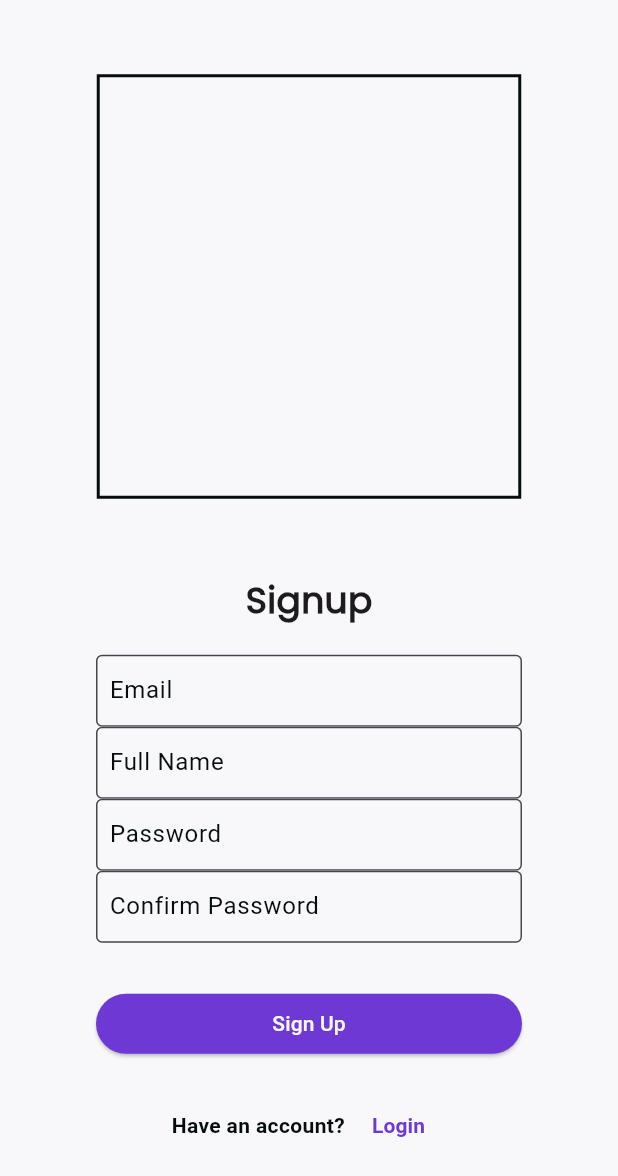
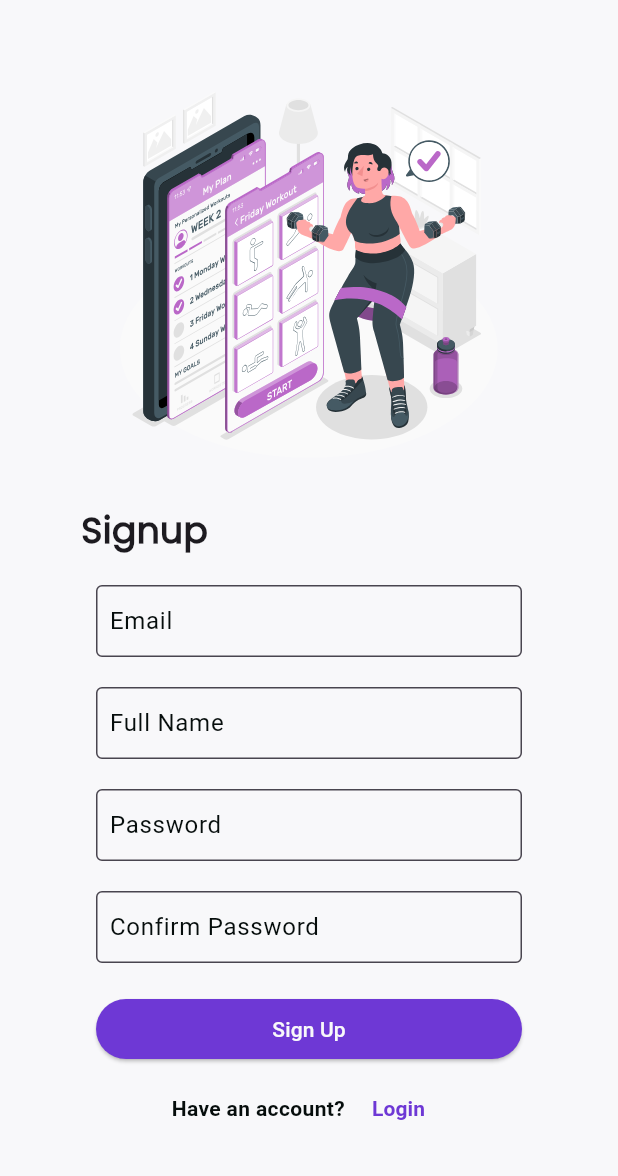
Before and after one commit to Jheng318/231483Y_Project1_JiaHong, a Flutter app: the SignupPage screen opened directly, on a phone screen of 412 x 824 dp. Shown: the top 1176 px of the screen. Run offline on Flutter 3.47's test engine with Material 3 defaults, Android fonts, the phone set to English and light mode, and no system bars; our stand-ins replace flutter_rating, flutter_svg; accounts and stored records are empty.

```diff
--- a/lib/pages/signUp.dart
+++ b/lib/pages/signUp.dart
@@ -1,4 +1,5 @@
 import 'package:flutter/material.dart';
+import 'package:flutter_svg/flutter_svg.dart';
 import 'package:jiahong_mad_project/color_extensions.dart';
 import 'package:jiahong_mad_project/data/users.dart';
 import 'package:jiahong_mad_project/pages/login.dart';
@@ -59,26 +60,29 @@ class _SignupPageState extends State<SignupPage> {
   Widget build(BuildContext context) {
     return Scaffold(
       backgroundColor: ColorExtensions.gray,
-      body: Center(
+      body: SafeArea(
+        child: Center(
           widthFactor: MediaQuery.of(context).size.width * 0.9,
           child: SingleChildScrollView(
             child: Column(
               mainAxisAlignment: MainAxisAlignment.center,
               children: [
-              Container(
-                width: 283,
-                height: 283,
-                decoration: BoxDecoration(
-                    border:
-                        Border.all(width: 2.0, color: ColorExtensions.black)),
+                SvgPicture.asset("assets/svgs/signup.svg"),
+                const SizedBox(height: 30),
+                const Row(
+                  mainAxisAlignment: MainAxisAlignment.start,
+                  children: [
+                    SizedBox(
+                      width: 54,
                     ),
-              const SizedBox(height: 50),
-              const Text(
+                    Text(
                       "Signup",
                       style: TextStyle(
                           fontWeight: FontWeight.w600,
                           fontFamily: 'Poppins',
                           fontSize: 24),
+                    ),
+                  ],
                 ),
                 const SizedBox(height: 20),
                 Form(
@@ -114,6 +118,7 @@ class _SignupPageState extends State<SignupPage> {
                             });
                           },
                         ),
+                        const Padding(padding: EdgeInsets.only(top: 20)),
                         TextFormField(
                           decoration: InputDecoration(
                             constraints: const BoxConstraints(
@@ -143,6 +148,7 @@ class _SignupPageState extends State<SignupPage> {
                             });
                           },
                         ),
+                        const Padding(padding: EdgeInsets.only(top: 20)),
                         TextFormField(
                           obscureText: false,
                           controller: _passwordController,
@@ -174,6 +180,7 @@ class _SignupPageState extends State<SignupPage> {
                             });
                           },
                         ),
+                        const Padding(padding: EdgeInsets.only(top: 20)),
                         TextFormField(
                           obscureText: false,
                           decoration: InputDecoration(
@@ -207,7 +214,7 @@ class _SignupPageState extends State<SignupPage> {
                       ],
                     )),
                 const SizedBox(
-                height: 30,
+                  height: 20,
                 ),
                 Column(
                   children: [
@@ -246,7 +253,7 @@ class _SignupPageState extends State<SignupPage> {
                           foregroundColor: ColorExtensions.gray),
                       child: const Text('Sign Up'),
                     ),
-                  const Padding(padding: EdgeInsets.only(top: 20)),
+                    const Padding(padding: EdgeInsets.only(top: 5)),
                     Row(
                       crossAxisAlignment: CrossAxisAlignment.center,
                       mainAxisAlignment: MainAxisAlignment.center,
@@ -280,6 +287,7 @@ class _SignupPageState extends State<SignupPage> {
             ),
           ),
         ),
+      ),
     );
   }
 }
```
Also changed, not shown: lib/data/users.dart (+11 -0 lines), lib/pages/favourite.dart (+9 -5 lines), lib/pages/login.dart (+8 -1 lines), lib/pages/profile.dart (+66 -14 lines), lib/pages/workout.dart (+11 -4 lines), lib/pages/workoutScreen.dart (deleted, +0 -107 lines), assets/svgs/signup.svg (added). Lines whose indentation alone changed are shown as unchanged.
